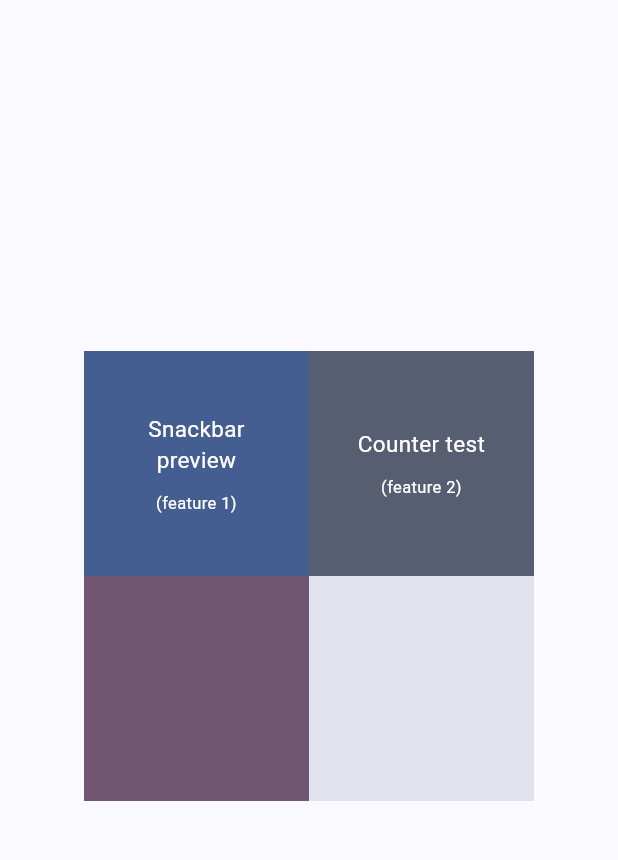
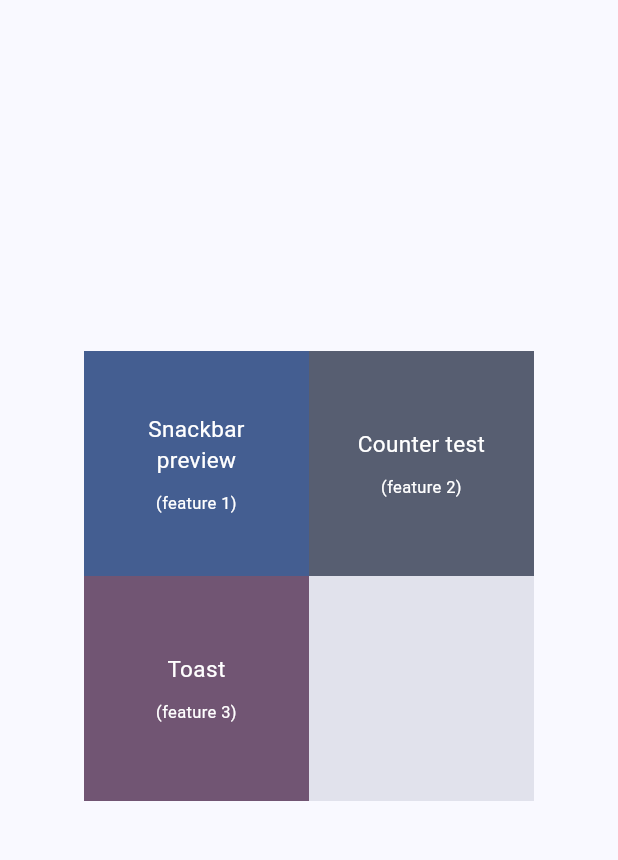
Before and after one commit to JavierGavra/git-rebase-test, a Flutter app: the screen it shows after launch, on a phone screen of 412 x 824 dp, the part 84-944 px from its top. Run offline on Flutter 3.47's test engine with Material 2 defaults, Android fonts, the phone set to English and light mode, and no system bars; our stand-ins replace fluttertoast.

Commit message:
make feature 3 (Toast)

```diff
--- a/lib/home_page.dart
+++ b/lib/home_page.dart
@@ -1,6 +1,7 @@
 import 'package:flutter/material.dart';
 import 'package:git_rebase_test/feature_1.dart';
 import 'package:git_rebase_test/feature_2.dart';
+import 'package:git_rebase_test/feature_3.dart';
 
 class HomePage extends StatelessWidget {
   const HomePage({super.key});
@@ -77,7 +78,14 @@ class HomePage extends StatelessWidget {
             Row(
               mainAxisSize: MainAxisSize.min,
               children: [
-                Container(height: 150, width: 150, color: colors.tertiary),
+                _menuItem(
+                  onTap: () =>
+                      Navigator.push(context, MaterialPageRoute(builder: (_) => const Feature3())),
+                  backgroundColor: colors.tertiary,
+                  foregroundColor: colors.onTertiary,
+                  title: "Toast",
+                  sign: "(feature 3)",
+                ),
                 Container(height: 150, width: 150, color: colors.surfaceVariant),
               ],
             ),
--- a/pubspec.yaml
+++ b/pubspec.yaml
@@ -35,6 +35,7 @@ dependencies:
   # The following adds the Cupertino Icons font to your application.
   # Use with the CupertinoIcons class for iOS style icons.
   cupertino_icons: ^1.0.2
+  fluttertoast: ^8.2.4
 
 dev_dependencies:
   flutter_test:
```
Also changed, not shown: lib/feature_3.dart (added, +36 -0 lines), pubspec.lock, 1 other file.
